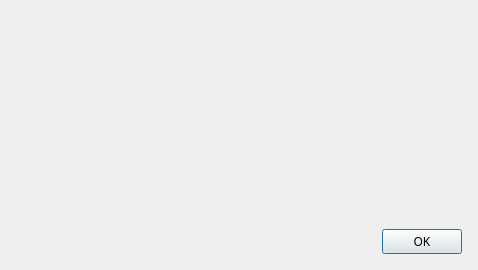
Qt form ui/Ui_DongliTeahouseMessageBox.ui (Holence/DTPySide) before a commit.
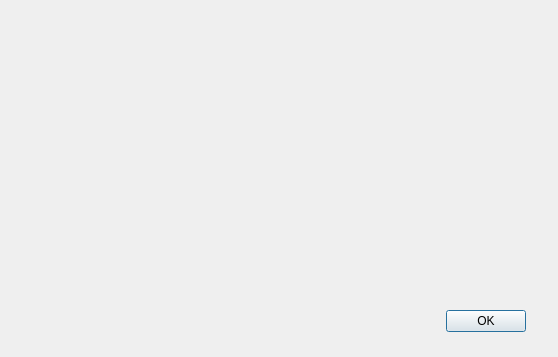
The same form after that commit. Icons and pictures are not drawn. Custom widgets are drawn as their Qt base class.

Diff of the .ui file:
```diff
--- a/ui/Ui_DongliTeahouseMessageBox.ui
+++ b/ui/Ui_DongliTeahouseMessageBox.ui
@@ -6,16 +6,10 @@
    <rect>
     <x>0</x>
     <y>0</y>
-    <width>478</width>
-    <height>270</height>
+    <width>558</width>
+    <height>357</height>
    </rect>
   </property>
-  <property name="font">
-   <font>
-    <family>Hack</family>
-    <pointsize>11</pointsize>
-   </font>
-  </property>
   <property name="windowTitle">
    <string>DongliTeahouseDialog</string>
   </property>
@@ -120,7 +114,7 @@
        </property>
        <property name="minimumSize">
         <size>
-         <width>320</width>
+         <width>400</width>
          <height>0</height>
         </size>
        </property>
@@ -140,7 +134,7 @@
         <bool>true</bool>
        </property>
        <property name="margin">
-        <number>5</number>
+        <number>0</number>
        </property>
        <property name="textInteractionFlags">
         <set>Qt::LinksAccessibleByMouse|Qt::TextSelectableByMouse</set>
@@ -150,14 +144,20 @@
     </layout>
    </item>
    <item>
-    <layout class="QGridLayout" name="gridLayout">
-     <item row="1" column="2">
-      <widget class="QFrame" name="SizeGrip">
-       <property name="sizePolicy">
-        <sizepolicy hsizetype="Fixed" vsizetype="Fixed">
-         <horstretch>0</horstretch>
-         <verstretch>0</verstretch>
-        </sizepolicy>
+    <layout class="QHBoxLayout" name="horizontalLayout_2">
+     <property name="spacing">
+      <number>0</number>
+     </property>
+     <property name="rightMargin">
+      <number>32</number>
+     </property>
+     <property name="bottomMargin">
+      <number>25</number>
+     </property>
+     <item>
+      <spacer name="horizontalSpacer">
+       <property name="orientation">
+        <enum>Qt::Horizontal</enum>
        </property>
        <property name="minimumSize">
         <size>
@@ -165,12 +165,9 @@
          <height>16</height>
         </size>
        </property>
-       <property name="frameShape">
-        <enum>QFrame::NoFrame</enum>
-       </property>
-      </widget>
+      </spacer>
      </item>
-     <item row="0" column="1">
+     <item>
       <widget class="QDialogButtonBox" name="buttonBox">
        <property name="sizePolicy">
         <sizepolicy hsizetype="Fixed" vsizetype="Fixed">
@@ -178,12 +175,6 @@
          <verstretch>0</verstretch>
         </sizepolicy>
        </property>
-       <property name="font">
-        <font>
-         <family>Hack</family>
-         <pointsize>9</pointsize>
-        </font>
-       </property>
        <property name="layoutDirection">
         <enum>Qt::RightToLeft</enum>
        </property>
@@ -198,19 +189,6 @@
        </property>
       </widget>
      </item>
-     <item row="0" column="0">
-      <spacer name="horizontalSpacer">
-       <property name="orientation">
-        <enum>Qt::Horizontal</enum>
-       </property>
-       <property name="sizeHint" stdset="0">
-        <size>
-         <width>40</width>
-         <height>20</height>
-        </size>
-       </property>
-      </spacer>
-     </item>
     </layout>
    </item>
   </layout>
```
Left out of the diff: 6 changed lines with no effect on the pictures.
